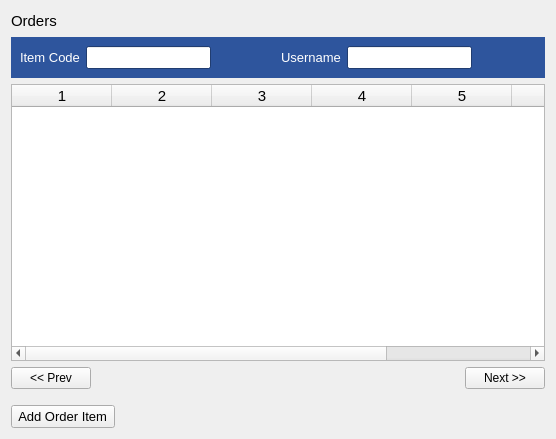
The window that estorecpp/manageorderitems.ui (Watti/estorecpp) describes before a commit, drawn with Qt 5.
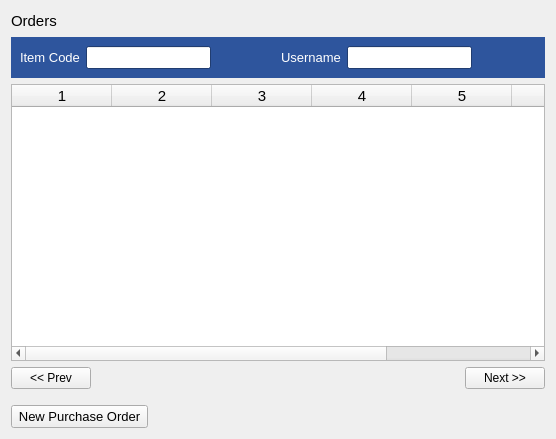
The same window after the commit.

Commit message: button text changed to 'New Purchase Order'

Diff of the .ui file:
```diff
--- a/estorecpp/manageorderitems.ui
+++ b/estorecpp/manageorderitems.ui
@@ -671,7 +671,7 @@
         </font>
        </property>
        <property name="text">
-        <string> Add Order Item </string>
+        <string> New Purchase Order </string>
        </property>
       </widget>
      </item>
```
